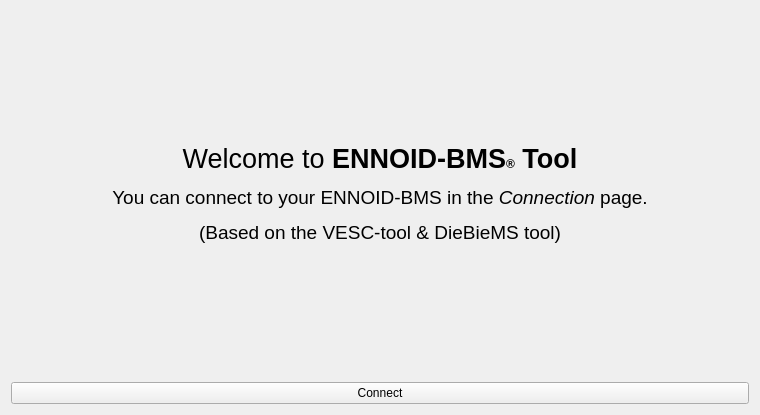
Qt form pages/pagewelcome.ui (tbort/ENNOID-BMS-Tool) before a commit.
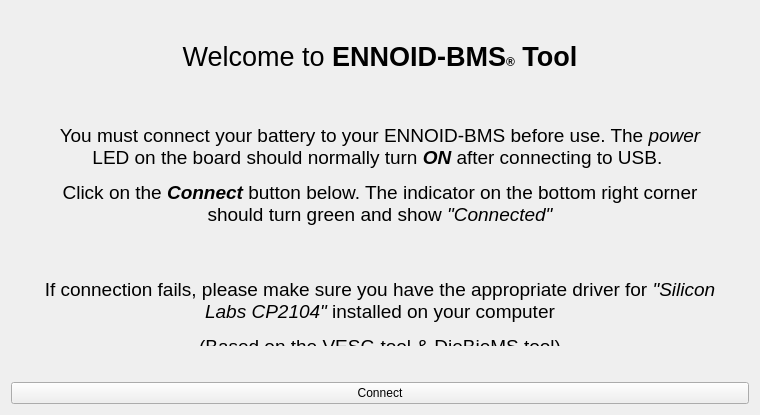
The same form after that commit. Icons and pictures are not drawn. Custom widgets are drawn as their Qt base class.

What changed in the file:
```diff
--- a/pages/pagewelcome.ui
+++ b/pages/pagewelcome.ui
@@ -32,7 +32,7 @@
       <item>
        <widget class="QLabel" name="label">
         <property name="text">
-         <string>&lt;html&gt;&lt;head/&gt;&lt;body&gt;&lt;p align=&quot;center&quot;&gt;&lt;span style=&quot; font-size:20pt;&quot;&gt;Welcome to &lt;/span&gt;&lt;span style=&quot; font-size:20pt; font-weight:600;&quot;&gt;ENNOID-BMS&lt;/span&gt;&lt;span style=&quot; font-weight:600;&quot;&gt;®&lt;/span&gt;&lt;span style=&quot; font-size:20pt; font-weight:600;&quot;&gt; Tool&lt;/span&gt;&lt;/p&gt;&lt;p align=&quot;center&quot;&gt;&lt;span style=&quot; font-size:14pt;&quot;&gt;You can connect to your ENNOID-BMS in the &lt;/span&gt;&lt;span style=&quot; font-size:14pt; font-style:italic;&quot;&gt;Connection&lt;/span&gt;&lt;span style=&quot; font-size:14pt;&quot;&gt; page.&lt;/span&gt;&lt;/p&gt;&lt;p align=&quot;center&quot;&gt;&lt;span style=&quot; font-size:14pt;&quot;&gt;(Based on the VESC-tool &amp;amp; DieBieMS tool)&lt;/span&gt;&lt;/p&gt;&lt;/body&gt;&lt;/html&gt;</string>
+         <string>&lt;html&gt;&lt;head/&gt;&lt;body&gt;&lt;p align=&quot;center&quot;&gt;&lt;span style=&quot; font-size:20pt;&quot;&gt;Welcome to &lt;/span&gt;&lt;span style=&quot; font-size:20pt; font-weight:600;&quot;&gt;ENNOID-BMS&lt;/span&gt;&lt;span style=&quot; font-weight:600;&quot;&gt;®&lt;/span&gt;&lt;span style=&quot; font-size:20pt; font-weight:600;&quot;&gt; Tool&lt;/span&gt;&lt;/p&gt;&lt;p align=&quot;center&quot;&gt;&lt;br/&gt;&lt;/p&gt;&lt;p align=&quot;center&quot;&gt;&lt;span style=&quot; font-size:14pt;&quot;&gt;You must connect your battery to your ENNOID-BMS before use. The &lt;/span&gt;&lt;span style=&quot; font-size:14pt; font-style:italic;&quot;&gt;power&lt;/span&gt;&lt;span style=&quot; font-size:14pt;&quot;&gt; LED on the board should normally turn &lt;/span&gt;&lt;span style=&quot; font-size:14pt; font-weight:600; font-style:italic;&quot;&gt;ON &lt;/span&gt;&lt;span style=&quot; font-size:14pt;&quot;&gt;after connecting to USB. &lt;/span&gt;&lt;/p&gt;&lt;p align=&quot;center&quot;&gt;&lt;span style=&quot; font-size:14pt;&quot;&gt;Click on the &lt;/span&gt;&lt;span style=&quot; font-size:14pt; font-weight:600; font-style:italic;&quot;&gt;Connect &lt;/span&gt;&lt;span style=&quot; font-size:14pt;&quot;&gt;button below. The indicator on the bottom right corner should turn green and show &lt;/span&gt;&lt;span style=&quot; font-size:14pt; font-style:italic;&quot;&gt;&amp;quot;Connected&amp;quot;&lt;/span&gt;&lt;/p&gt;&lt;p align=&quot;center&quot;&gt;&lt;br/&gt;&lt;/p&gt;&lt;p align=&quot;center&quot;&gt;&lt;span style=&quot; font-size:14pt;&quot;&gt;If connection fails, please make sure you have the appropriate driver for &lt;/span&gt;&lt;span style=&quot; font-size:14pt; font-style:italic;&quot;&gt;&amp;quot;Silicon Labs CP2104&amp;quot;&lt;/span&gt;&lt;span style=&quot; font-size:14pt;&quot;&gt; installed on your computer&lt;/span&gt;&lt;/p&gt;&lt;p align=&quot;center&quot;&gt;&lt;span style=&quot; font-size:14pt;&quot;&gt;(Based on the VESC-tool &amp;amp; DieBieMS tool)&lt;/span&gt;&lt;/p&gt;&lt;/body&gt;&lt;/html&gt;</string>
         </property>
         <property name="wordWrap">
          <bool>true</bool>
```
